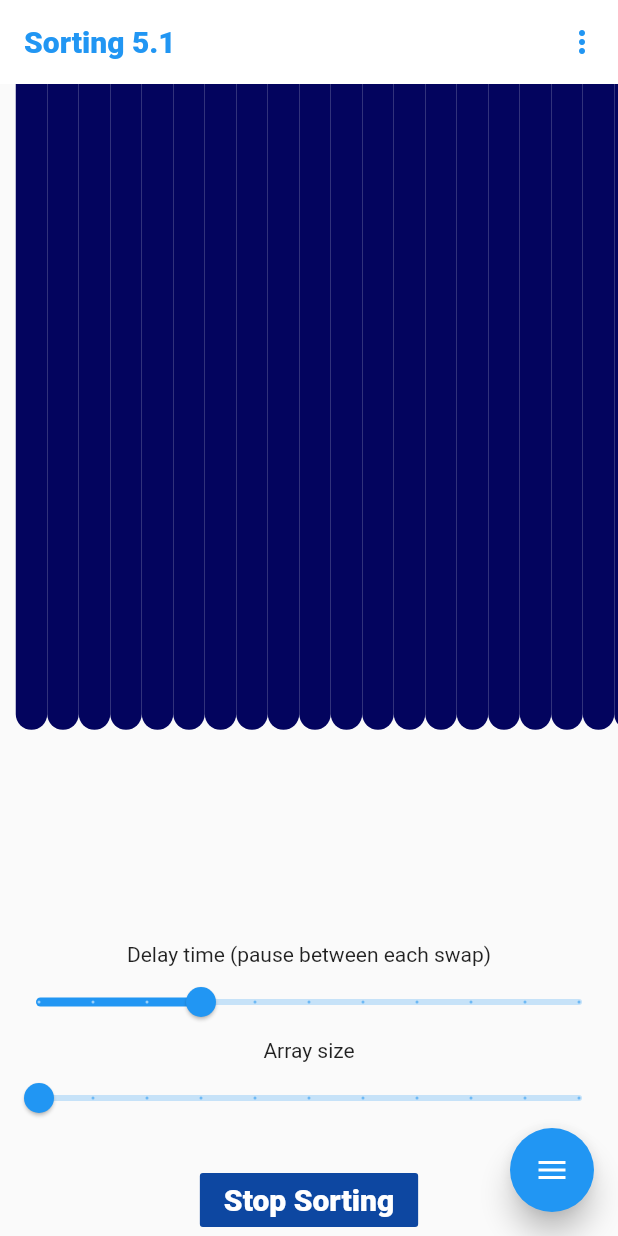
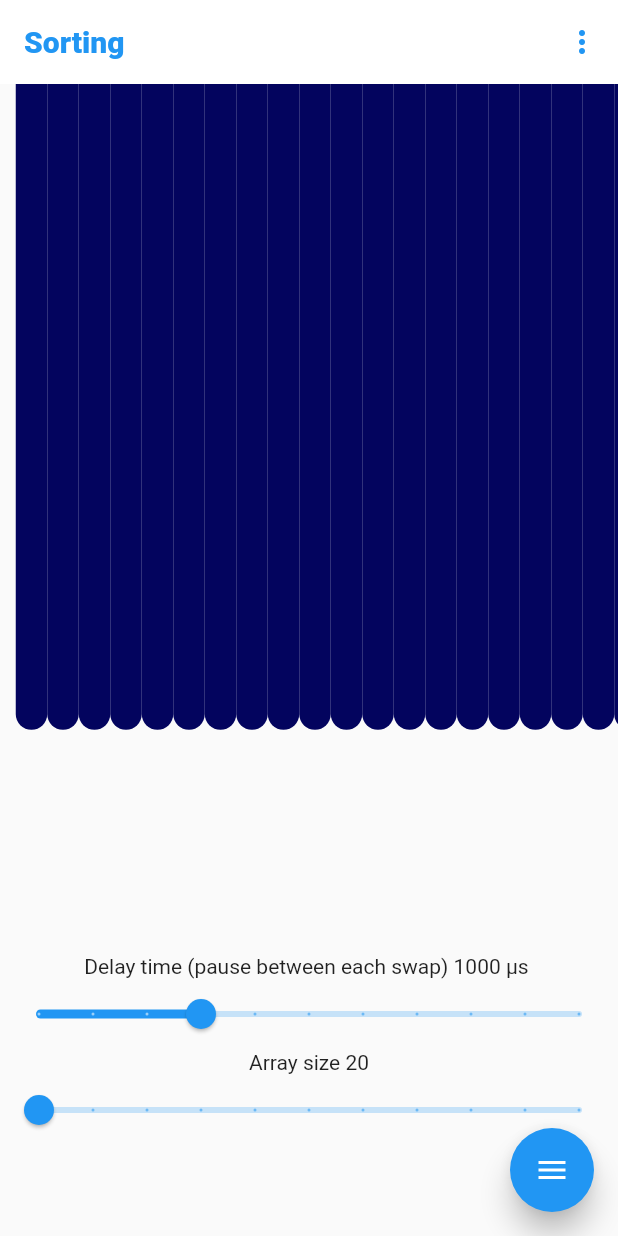
Before and after one commit to Srajan1/SortingAlgorithmVisualizer, a Flutter app: the screen it shows after launch, on a phone screen of 412 x 824 dp. Run offline on Flutter 3.47's test engine with Material 2 defaults, Android fonts, the phone set to English and light mode, and no system bars; drawn by our look-alikes of flutter_speed_dial; our stand-ins replace google_fonts, syncfusion_flutter_sliders; Roboto replaces fonts that are missing (Questrial).

Commit message:
User can now modify parameters

```diff
--- a/lib/main.dart
+++ b/lib/main.dart
@@ -40,7 +40,6 @@ class MyHomePage extends StatefulWidget {
 }
 
 class _MyHomePageState extends State<MyHomePage> {
-  double testValue = 5.1;
   List<int> _numbers = [];
   int sampleSize = 20;
   String _sortingMethod = 'Bubble';
@@ -99,7 +98,7 @@ class _MyHomePageState extends State<MyHomePage> {
       appBar: AppBar(
         backgroundColor: Color(0xFFFFFFFF),
         title: Text(
-          'Sorting $testValue',
+          'Sorting',
           style: GoogleFonts.questrial(
             color: Colors.blue,
             fontWeight: FontWeight.w900,
@@ -173,7 +172,7 @@ class _MyHomePageState extends State<MyHomePage> {
             children: [
               Column(
                 children: [
-                  Text('Delay time (pause between each swap)'),
+                  Text('Delay time (pause between each swap) $delayTime μs '),
                   Slider(
                     value: delayTime.toDouble(),
                     min: 500,
@@ -190,7 +189,7 @@ class _MyHomePageState extends State<MyHomePage> {
               ),
               Column(
                 children: [
-                  Text('Array size'),
+                  Text('Array size $sampleSize'),
                   Slider(
                     value: sampleSize.toDouble(),
                     min: 20,
@@ -207,19 +206,8 @@ class _MyHomePageState extends State<MyHomePage> {
                 ],
               ),
               SizedBox(
-                height: 20,
+                height: 60,
               ),
-              FlatButton(
-                  color: Colors.blue[900],
-                  child: Text(
-                    'Stop Sorting',
-                    style: GoogleFonts.questrial(
-                      color: Colors.white,
-                      fontSize: 20,
-                      fontWeight: FontWeight.w900,
-                    ),
-                  ),
-                  onPressed: _randomize)
             ],
           ),
         ],
--- a/lib/sorting/sortingAlgorithms.dart
+++ b/lib/sorting/sortingAlgorithms.dart
@@ -40,7 +40,7 @@ class Sort {
 
     heapSort() async {
       for (int i = numbers.length ~/ 2; i >= 0; i--) {
-        await heapify(numbers, numbers.length, i);
+        heapify(numbers, numbers.length, i);
         streamController.add(numbers);
       }
       for (int i = numbers.length - 1; i >= 0; i--) {
@@ -48,7 +48,7 @@ class Sort {
         numbers[0] = numbers[i];
         numbers[i] = temp;
         await Future.delayed(Duration(microseconds: delayTime));
-        await heapify(numbers, i, 0);
+        heapify(numbers, i, 0);
         streamController.add(numbers);
       }
     }
@@ -57,7 +57,6 @@ class Sort {
   }
 
   selectionSort() async {
-    print('here');
     for (int i = 0; i < numbers.length; i++) {
       for (int j = i + 1; j < numbers.length; j++) {
         if (numbers[i] > numbers[j]) {
```
